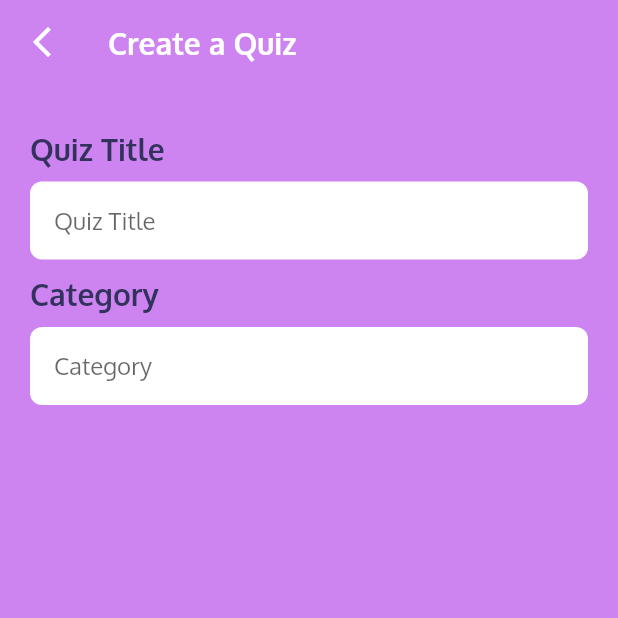
After one commit to naim114/trivia-app, a Flutter app: the QuizCreate screen opened directly, on a phone screen of 412 x 824 dp, the top half of it. The commit adds this screen. Run offline on Flutter 3.47's test engine with Material 2 defaults, Android fonts, the phone set to English and light mode, and no system bars; our stand-ins replace animated_text_kit, fluttertoast, hive, page_transition; missing offline and left inert: animated_button; accounts and stored records are empty.

Commit message:
Add create quiz module (still not finished)

```diff
--- /dev/null
+++ b/lib/generated_plugin_registrant.dart
@@ -0,0 +1,15 @@
+//
+// Generated file. Do not edit.
+//
+
+// ignore_for_file: lines_longer_than_80_chars
+
+import 'package:fluttertoast/fluttertoast_web.dart';
+
+import 'package:flutter_web_plugins/flutter_web_plugins.dart';
+
+// ignore: public_member_api_docs
+void registerPlugins(Registrar registrar) {
+  FluttertoastWebPlugin.registerWith(registrar);
+  registrar.registerMessageHandler();
+}
--- a/lib/main.dart
+++ b/lib/main.dart
@@ -2,22 +2,23 @@ import 'dart:io';
 
 import 'package:flutter/material.dart';
 import 'package:hive/hive.dart';
+import 'package:trivia_app/models/trivia-user.dart';
 import 'package:trivia_app/pages/login.dart';
 import 'package:trivia_app/pages/onboarding.dart';
 // import 'package:google_fonts/google_fonts.dart';
 // import 'package:hive/hive.dart';
 import 'package:path_provider/path_provider.dart' as pathProvider;
 
-// void main() {
+void main() {
+  runApp(MyApp());
+}
+
+// Future<void> main() async {
+//   Directory directory = await pathProvider.getApplicationDocumentsDirectory();
+//   Hive.init(directory.path);
+
 //   runApp(MyApp());
 // }
-
-Future<void> main() async {
-  Directory directory = await pathProvider.getApplicationDocumentsDirectory();
-  Hive.init(directory.path);
-
-  runApp(MyApp());
-}
 
 class MyApp extends StatelessWidget {
   // This widget is the root of your application.
--- /dev/null
+++ b/lib/models/category.dart
@@ -0,0 +1,15 @@
+import 'package:hive/hive.dart';
+
+@HiveType(typeId: 2)
+class Category {
+  @HiveField(0)
+  final String category;
+
+  @HiveField(2)
+  final List<String> quiz;
+
+  Category(
+    this.category,
+    this.quiz,
+  );
+}
--- a/lib/models/questions.dart
+++ b/lib/models/questions.dart
@@ -11,9 +11,38 @@ class Quiz {
   @HiveField(2)
   List<Map<String, Map<bool, String>>> questions;
 
+  @HiveField(3)
+  String user;
+
+  @HiveField(4)
+  double score;
+
+  @HiveField(5)
+  bool isRandom;
+
+  // List shuffle(List items) {
+  //   var random = new Random();
+
+  //   // Go through all elements.
+  //   for (var i = items.length - 1; i > 0; i--) {
+
+  //     // Pick a pseudorandom number according to the list length
+  //     var n = random.nextInt(i + 1);
+
+  //     var temp = items[i];
+  //     items[i] = items[n];
+  //     items[n] = temp;
+  //   }
+
+  //   return items;
+  // }
+
   Quiz({
     required this.title,
     required this.category,
     required this.questions,
+    required this.user,
+    required this.score,
+    required this.isRandom,
   });
 }
--- /dev/null
+++ b/lib/pages/create-a-quiz/quiz-create.dart
@@ -0,0 +1,66 @@
+import 'package:flutter/material.dart';
+import 'package:trivia_app/theme/theme.dart';
+import 'package:trivia_app/widgets/textfield-rounded.dart';
+
+class QuizCreate extends StatelessWidget {
+  @override
+  Widget build(BuildContext context) {
+    Size size = MediaQuery.of(context).size;
+    return Scaffold(
+      backgroundColor: AppTheme.primary,
+      appBar: AppBar(
+        backgroundColor: Colors.transparent,
+        elevation: 0,
+        title: Text(
+          "Create a Quiz",
+          style: TextStyle(
+            color: AppTheme.white,
+            fontFamily: "Oxygen",
+            fontWeight: FontWeight.bold,
+          ),
+        ),
+        leading: IconButton(
+          onPressed: () {
+            Navigator.pop(context);
+          },
+          icon: Icon(Icons.arrow_back_ios_new),
+        ),
+      ),
+      body: ListView(
+        padding: const EdgeInsets.symmetric(vertical: 20, horizontal: 20),
+        children: [
+          Padding(
+            padding: const EdgeInsets.symmetric(vertical: 10),
+            child: Text(
+              "Quiz Title",
+              style: TextStyle(
+                color: AppTheme.text,
+                fontWeight: FontWeight.bold,
+                fontSize: 20,
+              ),
+            ),
+          ),
+          TextFieldRounded(
+            hintText: 'Quiz Title',
+            textAlign: TextAlign.start,
+          ),
+          Padding(
+            padding: const EdgeInsets.symmetric(vertical: 10),
+            child: Text(
+              "Category",
+              style: TextStyle(
+                color: AppTheme.text,
+                fontWeight: FontWeight.bold,
+                fontSize: 20,
+              ),
+            ),
+          ),
+          TextFieldRounded(
+            hintText: 'Category',
+            textAlign: TextAlign.start,
+          ),
+        ],
+      ),
+    );
+  }
+}
--- a/lib/pages/home.dart
+++ b/lib/pages/home.dart
@@ -1,9 +1,10 @@
 import 'package:animated_button/animated_button.dart';
-import 'package:animated_text_kit/animated_text_kit.dart';
 import 'package:flutter/cupertino.dart';
 import 'package:flutter/material.dart';
-import 'package:page_transition/page_transition.dart';
+import 'package:fluttertoast/fluttertoast.dart';
+import 'package:trivia_app/models/trivia-user.dart';
 import 'package:trivia_app/pages/coming-soon.dart';
+import 'package:trivia_app/pages/create-a-quiz/quiz-create.dart';
 import 'package:trivia_app/theme/theme.dart';
 
 class Home extends StatelessWidget {
@@ -73,7 +74,7 @@ class Home extends StatelessWidget {
                   color: AppTheme.white,
                   width: size.width * 0.8,
                   child: Text(
-                    'Answer A Quiz',
+                    'Answer a Quiz',
                     style: TextStyle(
                       color: AppTheme.bgColorScreen,
                       fontWeight: FontWeight.bold,
@@ -88,13 +89,20 @@ class Home extends StatelessWidget {
                   color: AppTheme.white,
                   width: size.width * 0.8,
                   child: Text(
-                    'Create A Quiz',
+                    'Create a Quiz',
                     style: TextStyle(
                       color: AppTheme.bgColorScreen,
                       fontWeight: FontWeight.bold,
                     ),
                   ),
-                  onPressed: () {},
+                  onPressed: () {
+                    Navigator.push(
+                      context,
+                      CupertinoPageRoute(
+                        builder: (BuildContext context) => QuizCreate(),
+                      ),
+                    );
+                  },
                 ),
               ),
               Padding(
@@ -110,16 +118,18 @@ class Home extends StatelessWidget {
                     ),
                   ),
                   onPressed: () {
-                    Navigator.push(
-                      context,
-                      CupertinoPageRoute(
-                        builder: (BuildContext context) => ComingSoon(),
-                      ),
-                      // PageTransition(
-                      //   type: PageTransitionType.rightToLeft,
-                      //   child: ComingSoon(),
-                      // ),
-                    );
+                    // Navigator.push(
+                    //   context,
+                    //   CupertinoPageRoute(
+                    //     builder: (BuildContext context) => ComingSoon(),
+                    //   ),
+                    //   // PageTransition(
+                    //   //   type: PageTransitionType.rightToLeft,
+                    //   //   child: ComingSoon(),
+                    //   // ),
+                    // );
+                    Fluttertoast.showToast(
+                        msg: "Creating an account is unavailable right now");
                   },
                 ),
               ),
--- a/lib/pages/login.dart
+++ b/lib/pages/login.dart
@@ -1,13 +1,10 @@
 import 'package:animated_text_kit/animated_text_kit.dart';
 import 'package:flutter/cupertino.dart';
 import 'package:flutter/material.dart';
-import 'package:page_transition/page_transition.dart';
 import 'package:trivia_app/pages/register.dart';
 import 'package:trivia_app/theme/theme.dart';
 import 'package:trivia_app/widgets/button-simple.dart';
 import 'package:trivia_app/widgets/input.dart';
-
-import 'onboarding.dart';
 
 class Login extends StatelessWidget {
   @override
--- a/lib/pages/onboarding.dart
+++ b/lib/pages/onboarding.dart
@@ -2,11 +2,10 @@ import 'package:animated_button/animated_button.dart';
 import 'package:animated_text_kit/animated_text_kit.dart';
 import 'package:flutter/cupertino.dart';
 import 'package:flutter/material.dart';
+import 'package:fluttertoast/fluttertoast.dart';
 import 'package:page_transition/page_transition.dart';
 import 'package:trivia_app/pages/login.dart';
 import 'package:trivia_app/theme/theme.dart';
-import 'package:trivia_app/widgets/button-simple.dart';
-import 'package:trivia_app/widgets/input.dart';
 
 import 'home.dart';
 
@@ -76,17 +75,20 @@ class Onboarding extends StatelessWidget {
                         textAlign: TextAlign.center,
                       ),
                       onPressed: () {
-                        Navigator.push(
-                          context,
-                          // PageTransition(
-                          //   type: PageTransitionType.leftToRight,
-                          //   child: Login(),
-                          //   // builder: (BuildContext context) => Login(),
-                          // ),
-                          CupertinoPageRoute(
-                            builder: (BuildContext context) => Login(),
-                          ),
-                        );
+                        // Navigator.push(
+                        //   context,
+                        //   // PageTransition(
+                        //   //   type: PageTransitionType.leftToRight,
+                        //   //   child: Login(),
+                        //   //   // builder: (BuildContext context) => Login(),
+                        //   // ),
+                        //   CupertinoPageRoute(
+                        //     builder: (BuildContext context) => Login(),
+                        //   ),
+                        // );
+                        Fluttertoast.showToast(
+                            msg:
+                                "Creating an account is unavailable right now");
                       },
                     ),
                   ),
--- a/lib/pages/register.dart
+++ b/lib/pages/register.dart
@@ -1,4 +1,3 @@
-import 'package:animated_text_kit/animated_text_kit.dart';
 import 'package:flutter/material.dart';
 import 'package:trivia_app/theme/theme.dart';
 import 'package:trivia_app/widgets/button-simple.dart';
--- /dev/null
+++ b/lib/widgets/textfield-rounded.dart
@@ -0,0 +1,53 @@
+import 'package:flutter/material.dart';
+import 'package:trivia_app/theme/theme.dart';
+
+class TextFieldRounded extends StatelessWidget {
+  final TextAlign textAlign;
+  final String? hintText;
+  final TextStyle textStyle;
+  final double circularRadius, borderWidth;
+  final BorderStyle borderStyle;
+  final bool filled;
+  final EdgeInsetsGeometry contentPadding;
+  final Color fillColor;
+  final TextInputType keyboardType;
+  final TextEditingController? controller;
+
+  const TextFieldRounded({
+    Key? key,
+    this.textAlign = TextAlign.center,
+    this.hintText,
+    this.textStyle = const TextStyle(fontSize: 16),
+    this.circularRadius = 8,
+    this.borderWidth = 0,
+    this.borderStyle = BorderStyle.none,
+    this.filled = true,
+    this.contentPadding = const EdgeInsets.all(16),
+    this.fillColor = AppTheme.white,
+    this.keyboardType = TextInputType.text,
+    this.controller,
+  }) : super(key: key);
+
+  @override
+  Widget build(BuildContext context) {
+    return TextField(
+      textAlign: textAlign,
+      keyboardType: keyboardType,
+      decoration: InputDecoration(
+        hintText: hintText,
+        hintStyle: textStyle,
+        border: OutlineInputBorder(
+          borderRadius: BorderRadius.circular(circularRadius),
+          borderSide: BorderSide(
+            width: borderWidth,
+            style: borderStyle,
+          ),
+        ),
+        filled: filled,
+        contentPadding: contentPadding,
+        fillColor: fillColor,
+      ),
+      controller: controller,
+    );
+  }
+}
--- a/pubspec.yaml
+++ b/pubspec.yaml
@@ -30,6 +30,10 @@ dependencies:
   animated_text_kit: ^4.1.1
   animated_button: ^0.2.0
   page_transition: ^2.0.1-nullsafety.0
+  hive_flutter: ^1.0.0
+  fluttertoast: ^8.0.3
+  qr_flutter: ^4.0.0
+  font_awesome_flutter: ^9.0.0
 
   # The following adds the Cupertino Icons font to your application.
   # Use with the CupertinoIcons class for iOS style icons.
@@ -39,7 +43,7 @@ dev_dependencies:
   flutter_test:
     sdk: flutter
   hive_generator: ^1.0.1
-  build_runner: ^1.8.0
+  build_runner: ^1.12.2
 
 # For information on the generic Dart part of this file, see the
 # following page: https://dart.dev/tools/pub/pubspec
```
Also changed, not shown: pubspec.lock, 102 other files.
